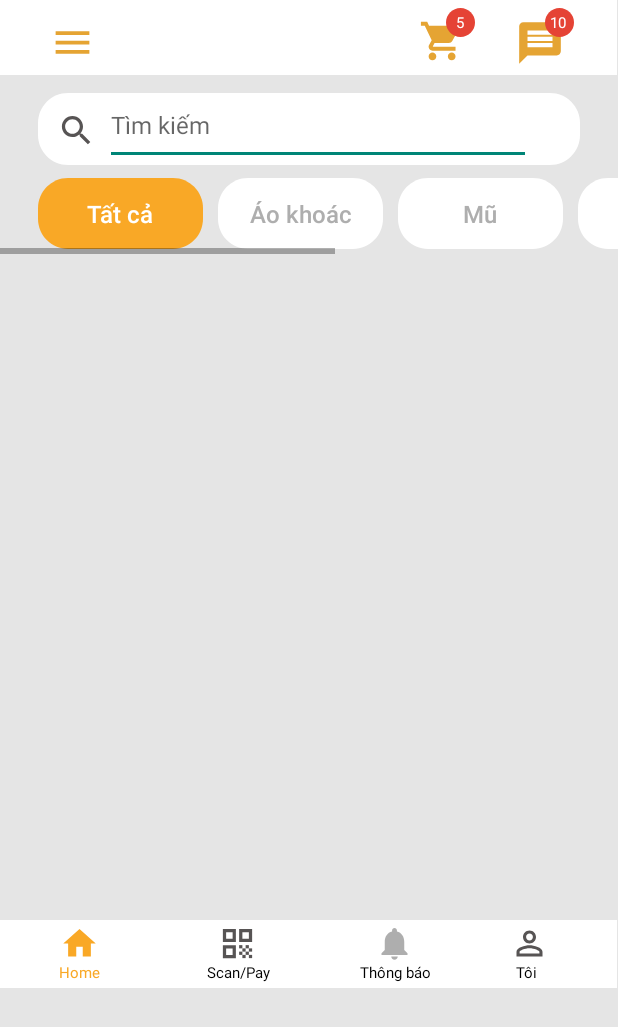
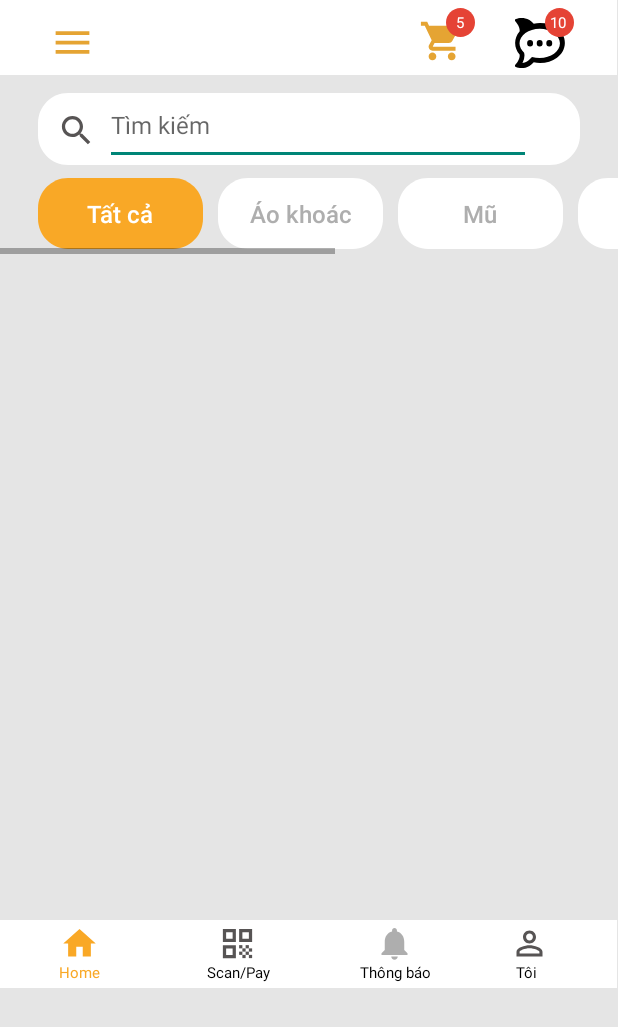
Before and after one commit to SETQT/Android, an Android app: the layout activity_dashboard.xml on its own in the app's theme, with its tools: preview values and no code run, on a phone screen of 412 x 824 dp. Shown: the top 1027 px of the screen. Run offline under Robolectric (Android 15) with nearby library versions, the phone set to English and light mode, and no system bars.

Commit message:
update icon in layout

```diff
--- a/app/src/main/res/drawable/icon_chat.xml
+++ b/app/src/main/res/drawable/icon_chat.xml
@@ -1,5 +1,5 @@
-<vector android:height="26dp" android:tint="#E5A433"
-    android:viewportHeight="24" android:viewportWidth="24"
+<vector android:autoMirrored="true" android:height="23.11111dp"
+    android:viewportHeight="512" android:viewportWidth="576"
     android:width="26dp" xmlns:android="http://schemas.android.com/apk/res/android">
-    <path android:fillColor="@android:color/white" android:pathData="M20,2L4,2c-1.1,0 -1.99,0.9 -1.99,2L2,22l4,-4h14c1.1,0 2,-0.9 2,-2L22,4c0,-1.1 -0.9,-2 -2,-2zM18,14L6,14v-2h12v2zM18,11L6,11L6,9h12v2zM18,8L6,8L6,6h12v2z"/>
+    <path android:fillColor="#FF000000" android:pathData="M284.05,224.8a34.11,34.11 0,1 0,34.32 34.11A34.22,34.22 0,0 0,284.05 224.8ZM173.6,224.8a34.11,34.11 0,1 0,34.32 34.11A34.22,34.22 0,0 0,173.6 224.8ZM394.52,224.8a34.11,34.11 0,1 0,34.32 34.11A34.22,34.22 0,0 0,394.52 224.8ZM548.33,169.48c-15.53,-24.17 -37.31,-45.57 -64.68,-63.62 -52.89,-34.82 -122.37,-54 -195.67,-54a405.98,405.98 0,0 0,-72.03 6.36,238.52 238.52,0 0,0 -49.51,-36.59C99.68,-11.7 40.86,0.71 11.14,11.42A14.29,14.29 0,0 0,5.58 34.78C26.54,56.46 61.22,99.3 52.7,138.25c-33.14,33.9 -51.11,74.78 -51.11,117.34 0,43.37 17.97,84.25 51.11,118.15 8.53,38.96 -26.15,81.82 -47.12,103.49a14.28,14.28 0,0 0,5.55 23.34c29.72,10.71 88.55,23.15 155.32,-10.2a238.68,238.68 0,0 0,49.51 -36.59A405.97,405.97 0,0 0,288 460.14c73.31,0 142.8,-19.16 195.67,-53.97 27.37,-18.05 49.15,-39.43 64.68,-63.62 17.31,-26.92 26.07,-55.92 26.07,-86.13C574.39,225.4 565.63,196.43 548.33,169.49ZM284.99,409.9a345.65,345.65 0,0 1,-89.45 -11.5l-20.13,19.39a184.37,184.37 0,0 1,-37.14 27.58,145.77 145.77,0 0,1 -52.52,14.87c0.98,-1.77 1.88,-3.56 2.84,-5.36q30.26,-55.68 16.33,-100.08c-32.99,-25.96 -52.78,-59.2 -52.78,-95.4 0,-83.1 104.25,-150.47 232.85,-150.47s232.87,67.37 232.87,150.47C517.85,342.52 413.6,409.9 284.99,409.9Z"/>
 </vector>
```
Also changed, not shown: app/src/main/res/drawable/notify_img_voucher.png (added), app/src/main/res/drawable/record_avatar.png (added).
